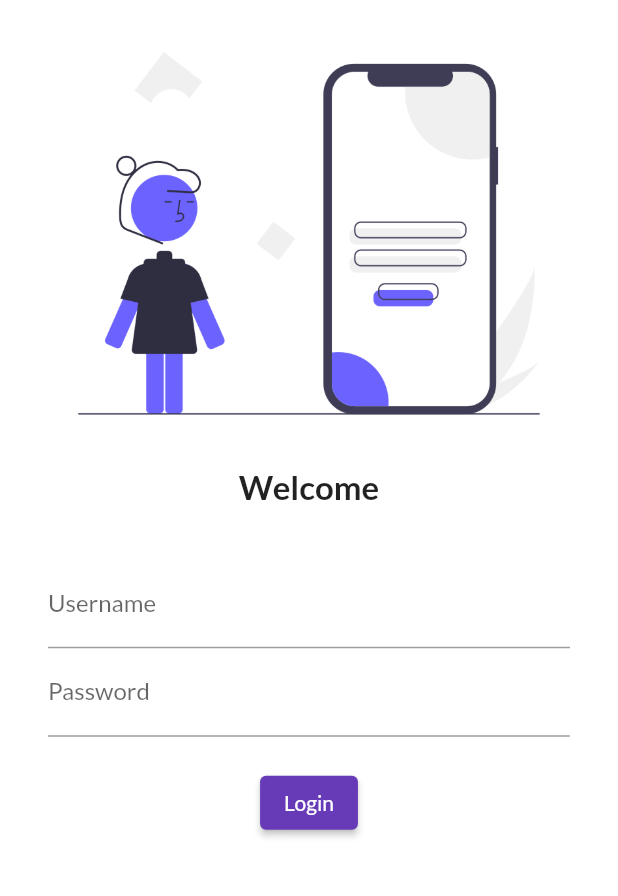
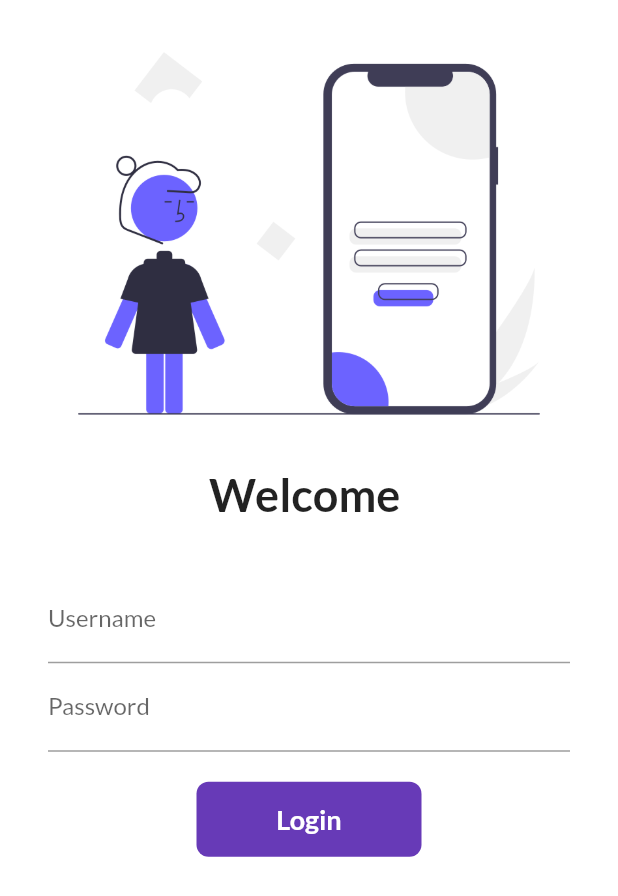
Before and after one commit to Spsden/shop_flutter, a Flutter app: the screen it shows after launch, on a phone screen of 412 x 824 dp. Shown: the top 896 px of the screen. Run offline on Flutter 3.47's test engine with Material 2 defaults, Android fonts, the phone set to English and light mode, and no system bars; our stand-ins replace google_fonts.

Commit message:
added animation to login button

```diff
--- a/lib/main.dart
+++ b/lib/main.dart
@@ -1,6 +1,7 @@
 import 'package:flutter/material.dart';
 import 'package:flutter_catalogue/pages/homepage.dart';
 import 'package:flutter_catalogue/pages/LoginPage.dart';
+import 'package:flutter_catalogue/utils/routes.dart';
 import 'package:google_fonts/google_fonts.dart';
 
 void main() {
@@ -18,8 +19,8 @@ class MyApp extends StatelessWidget {
       //initialRoute: "/home",
       routes: {
         "/": (context) => LoginPage(),
-        "/home": (context) => Homepage(),
-        "/login": (context) => LoginPage(),
+        MyRoutes.homeRoute: (context) => Homepage(),
+        MyRoutes.loginRoute: (context) => LoginPage(),
       },
     );
   }
--- a/lib/pages/LoginPage.dart
+++ b/lib/pages/LoginPage.dart
@@ -1,36 +1,50 @@
+import 'package:flutter/cupertino.dart';
 import 'package:flutter/material.dart';
+import 'package:flutter_catalogue/utils/routes.dart';
 
-class LoginPage extends StatelessWidget {
+class LoginPage extends StatefulWidget {
+  @override
+  _LoginPageState createState() => _LoginPageState();
+}
 
+class _LoginPageState extends State<LoginPage> {
+  String name = "";
+  bool changebutton = false;
   @override
   Widget build(BuildContext context) {
     return Material(
         color: Colors.white,
+        child: SingleChildScrollView(
           child: Column(
-        children:[
-          Image.asset("assets/images/loginimage.png",
-          fit: BoxFit.cover,),
-
-          Text("Welcome",
+            children: [
+              Image.asset(
+                "assets/images/loginimage.png",
+                fit: BoxFit.cover,
+              ),
+              Text(
+                "Welcome $name",
                 style: TextStyle(
-            fontSize: 22,
+                  fontSize: 30,
                   fontWeight: FontWeight.bold,
-          ),),
-
+                ),
+              ),
               SizedBox(
                 height: 20,
               ),
               Padding(
-        padding: const EdgeInsets.symmetric(vertical: 16.0,horizontal: 32.0),
-        child: Column(
-          children: [
+                padding: const EdgeInsets.symmetric(
+                    vertical: 16.0, horizontal: 32.0),
+                child: Column(children: [
                   TextFormField(
                     decoration: InputDecoration(
                       hintText: "Enter username",
                       labelText: "Username",
                     ),
+                    onChanged: (value) {
+                      name = value;
+                      setState(() {});
+                    },
                   ),
-
                   TextFormField(
                     obscureText: true,
                     decoration: InputDecoration(
@@ -41,19 +55,50 @@ class LoginPage extends StatelessWidget {
                   SizedBox(
                     height: 20,
                   ),
-
-          ElevatedButton(
-            child: Text("Login"),
-            style: TextButton.styleFrom(),
-            onPressed: () {},)
-
+                  InkWell(
+                    onTap: () async {
+                      setState(() {
+                        changebutton = true;
+                      });
+                      await Future.delayed(Duration(seconds: 1));
+                      Navigator.pushNamed(context, MyRoutes.homeRoute);
+                    },
+                    child: AnimatedContainer(
+                      duration: Duration(seconds: 1),
+                      width: changebutton ? 50 : 150,
+                      height: 50,
+                      alignment: Alignment.center,
+                      child: changebutton
+                          ? Icon(
+                              Icons.done,
+                              color: Colors.white,
+                            )
+                          : Text(
+                              "Login",
+                              style: TextStyle(
+                                  color: Colors.white,
+                                  fontWeight: FontWeight.bold,
+                                  fontSize: 18),
+                              textAlign: TextAlign.center,
+                            ),
+                      decoration: BoxDecoration(
+                          //shape: changebutton ? BoxShape.circle : BoxShape.rectangle,
+                          color: Colors.deepPurple,
+                          borderRadius:
+                              BorderRadius.circular(changebutton ? 50 : 8)),
+                    ),
+                  ),
+                ]),
+              ),
+              // ElevatedButton(
+              //   child: Text("Login"),
+              //   style: TextButton.styleFrom(minimumSize: Size(150, 40)),
+              //   onPressed: () {
+              //     Navigator.pushNamed(context, MyRoutes.homeRoute);
+              //   },
+              // )
             ],
           ),
-      )
-
-        ],
         ));
-
-
   }
 }
--- /dev/null
+++ b/lib/utils/routes.dart
@@ -0,0 +1,4 @@
+class MyRoutes {
+  static String loginRoute = "/login";
+  static String homeRoute = "/home";
+}
```
Lines whose indentation alone changed are shown as unchanged.
